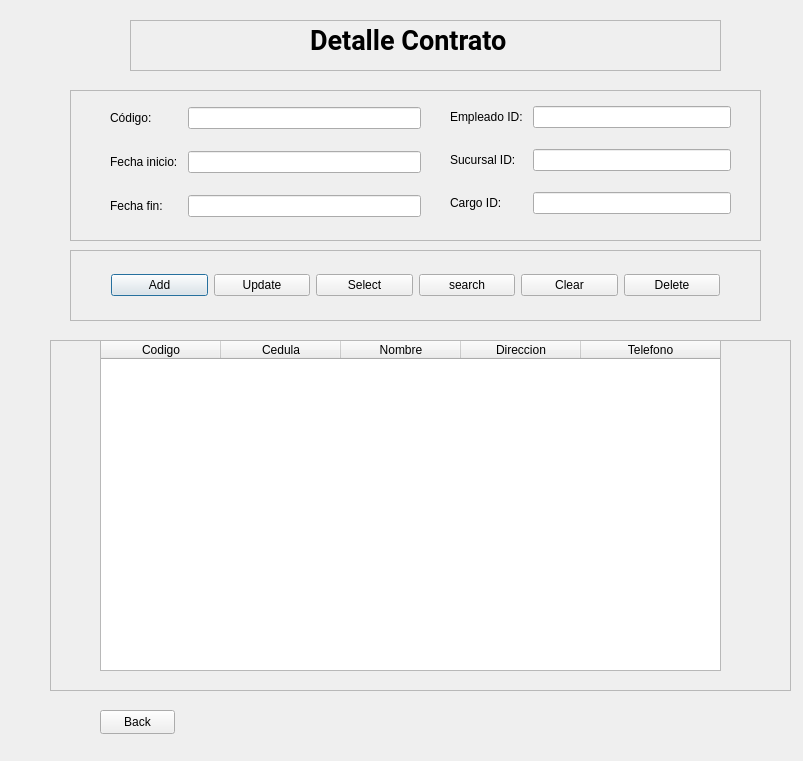
First picture: the form in ui/contrato_form.ui, repository DanielArias-COL/Bases-1-, before the edit.
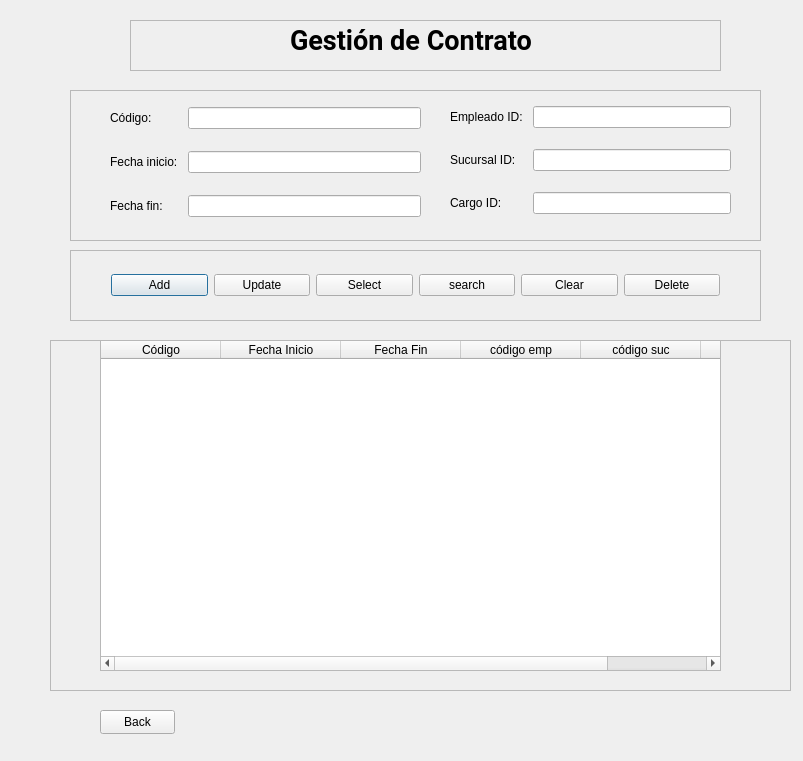
Second picture: the form after the edit.

What changed in the file:
```diff
--- a/ui/contrato_form.ui
+++ b/ui/contrato_form.ui
@@ -146,9 +146,9 @@
    <widget class="QLabel" name="label">
     <property name="geometry">
      <rect>
-      <x>180</x>
+      <x>160</x>
       <y>0</y>
-      <width>241</width>
+      <width>261</width>
       <height>41</height>
      </rect>
     </property>
@@ -160,7 +160,7 @@
      </font>
     </property>
     <property name="text">
-     <string>Detalle Contrato</string>
+     <string>Gestión de Contrato</string>
     </property>
    </widget>
   </widget>
@@ -277,27 +277,32 @@
     </attribute>
     <column>
      <property name="text">
-      <string>Codigo</string>
+      <string>Código</string>
      </property>
     </column>
     <column>
      <property name="text">
-      <string>Cedula</string>
+      <string>Fecha Inicio</string>
      </property>
     </column>
     <column>
      <property name="text">
-      <string>Nombre</string>
+      <string>Fecha Fin</string>
      </property>
     </column>
     <column>
      <property name="text">
-      <string>Direccion</string>
+      <string>código emp</string>
      </property>
     </column>
     <column>
      <property name="text">
-      <string>Telefono</string>
+      <string>código suc</string>
+     </property>
+    </column>
+    <column>
+     <property name="text">
+      <string>código carg</string>
      </property>
     </column>
    </widget>
```
Left out of the diff: 2 changed lines with no effect on the pictures.
